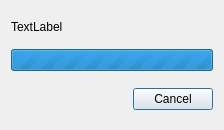
Qt form view/widgets/progress_dialog.ui (nextfoam/baram) before a commit.
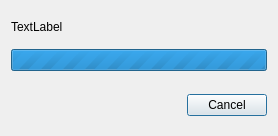
The same form after that commit.

Commit message: Issue #206 계산 실행을 위해 reconstruct 할 때 진행 현황 표시

The edit to the form file:
```diff
--- a/view/widgets/progress_dialog.ui
+++ b/view/widgets/progress_dialog.ui
@@ -6,8 +6,8 @@
    <rect>
     <x>0</x>
     <y>0</y>
-    <width>224</width>
-    <height>130</height>
+    <width>278</width>
+    <height>136</height>
    </rect>
   </property>
   <property name="windowTitle">
```
The commit also changes 2 other files.
